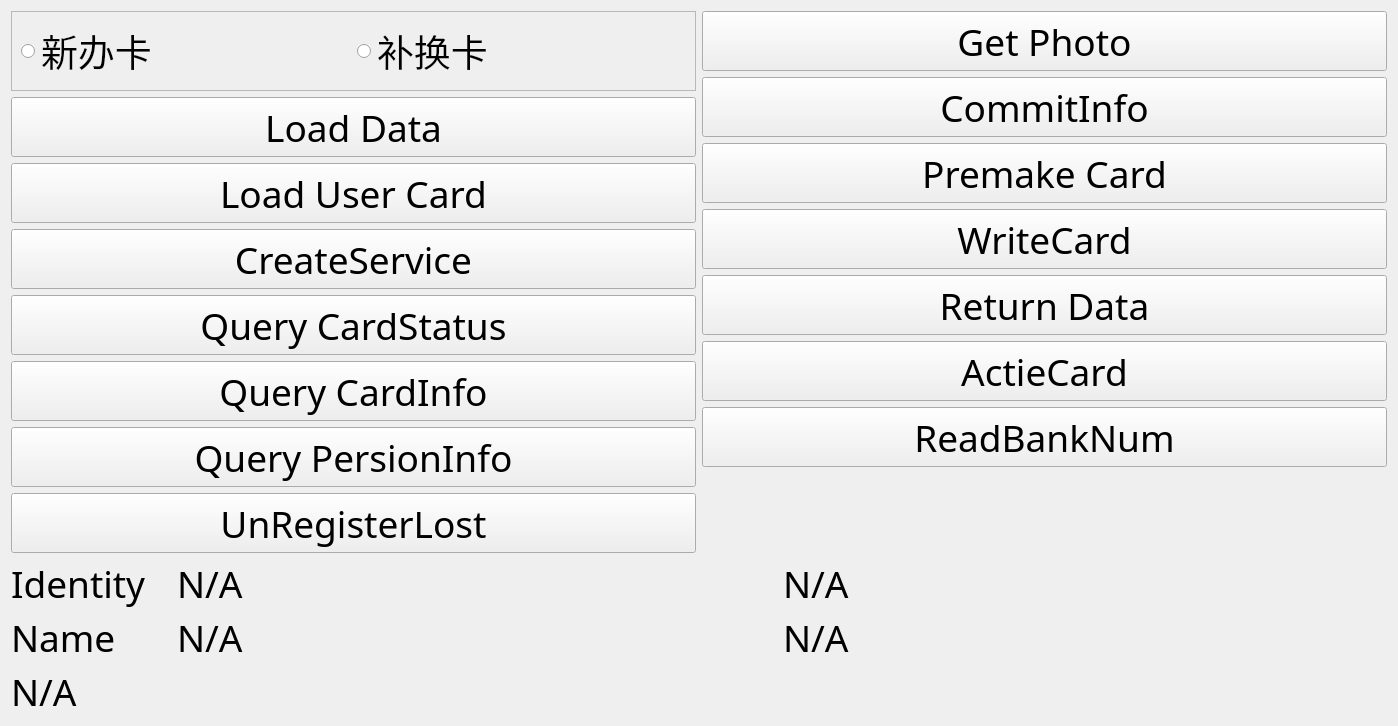
The window that SSCard_System/Sys_sscardservicet.ui (leithergit/SSCard_System) describes before a commit, drawn with Qt 5.
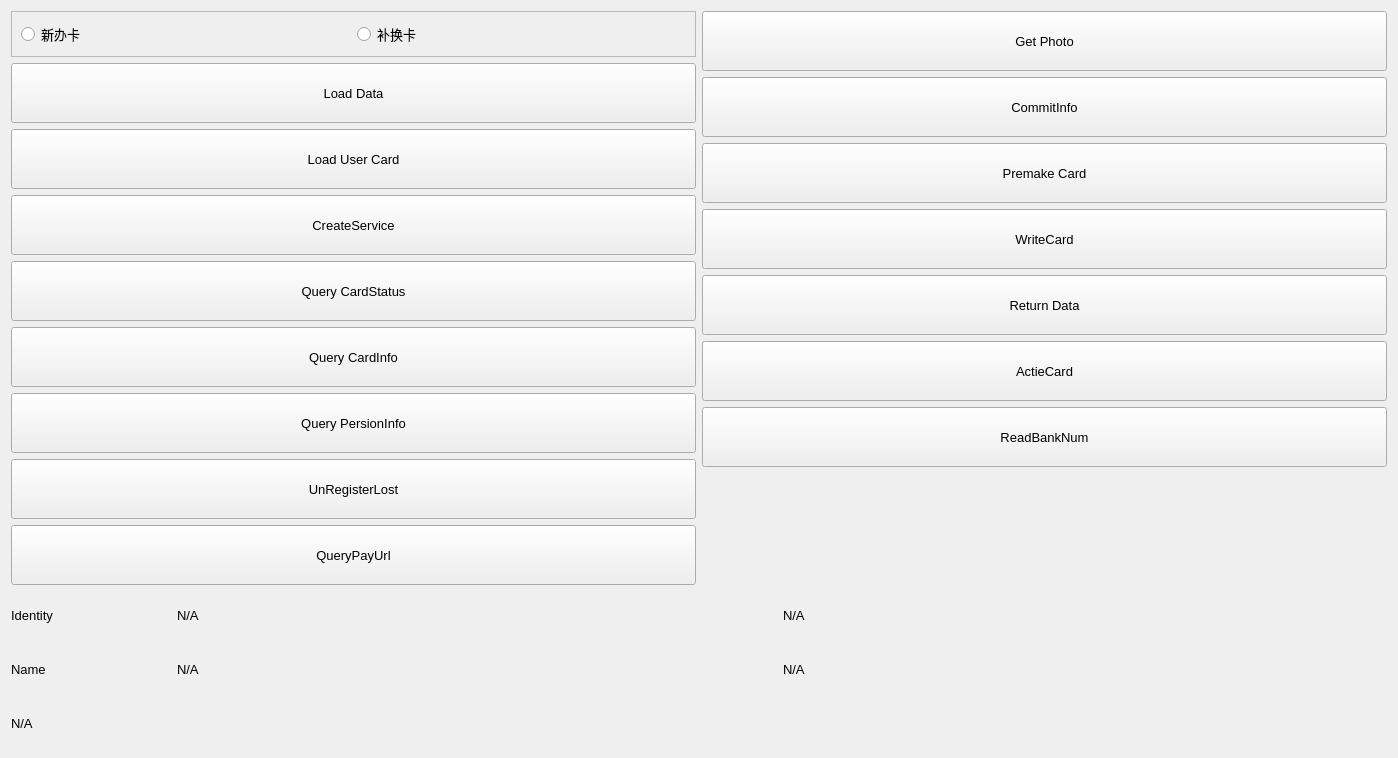
The same window after the commit.

Diff of the .ui file:
```diff
--- a/SSCard_System/Sys_sscardservicet.ui
+++ b/SSCard_System/Sys_sscardservicet.ui
@@ -31,8 +31,10 @@
            <widget class="QRadioButton" name="radioButton_New">
             <property name="font">
              <font>
-              <family>思源黑体 CN Medium</family>
-              <pointsize>28</pointsize>
+              <family>Segoe UI</family>
+              <pointsize>10</pointsize>
+              <italic>false</italic>
+              <bold>false</bold>
              </font>
             </property>
             <property name="text">
@@ -44,8 +46,10 @@
            <widget class="QRadioButton" name="radioButton_ReplaceCard">
             <property name="font">
              <font>
-              <family>思源黑体 CN Medium</family>
-              <pointsize>28</pointsize>
+              <family>Segoe UI</family>
+              <pointsize>10</pointsize>
+              <italic>false</italic>
+              <bold>false</bold>
              </font>
             </property>
             <property name="text">
@@ -66,8 +70,10 @@
          </property>
          <property name="font">
           <font>
-           <family>思源黑体 CN Normal</family>
-           <pointsize>28</pointsize>
+           <family>Segoe UI</family>
+           <pointsize>10</pointsize>
+           <italic>false</italic>
+           <bold>false</bold>
           </font>
          </property>
          <property name="text">
@@ -85,8 +91,10 @@
          </property>
          <property name="font">
           <font>
-           <family>思源黑体 CN Normal</family>
-           <pointsize>28</pointsize>
+           <family>Segoe UI</family>
+           <pointsize>10</pointsize>
+           <italic>false</italic>
+           <bold>false</bold>
           </font>
          </property>
          <property name="text">
@@ -104,8 +112,10 @@
          </property>
          <property name="font">
           <font>
-           <family>思源黑体 CN Normal</family>
-           <pointsize>28</pointsize>
+           <family>Segoe UI</family>
+           <pointsize>10</pointsize>
+           <italic>false</italic>
+           <bold>false</bold>
           </font>
          </property>
          <property name="text">
@@ -123,8 +133,10 @@
          </property>
          <property name="font">
           <font>
-           <family>思源黑体 CN Normal</family>
-           <pointsize>28</pointsize>
+           <family>Segoe UI</family>
+           <pointsize>10</pointsize>
+           <italic>false</italic>
+           <bold>false</bold>
           </font>
          </property>
          <property name="text">
@@ -142,8 +154,10 @@
          </property>
          <property name="font">
           <font>
-           <family>思源黑体 CN Normal</family>
-           <pointsize>28</pointsize>
+           <family>Segoe UI</family>
+           <pointsize>10</pointsize>
+           <italic>false</italic>
+           <bold>false</bold>
           </font>
          </property>
          <property name="text">
@@ -161,8 +175,10 @@
          </property>
          <property name="font">
           <font>
-           <family>思源黑体 CN Normal</family>
-           <pointsize>28</pointsize>
+           <family>Segoe UI</family>
+           <pointsize>10</pointsize>
+           <italic>false</italic>
+           <bold>false</bold>
           </font>
          </property>
          <property name="text">
@@ -180,8 +196,10 @@
          </property>
          <property name="font">
           <font>
-           <family>思源黑体 CN Normal</family>
-           <pointsize>28</pointsize>
+           <family>Segoe UI</family>
+           <pointsize>10</pointsize>
+           <italic>false</italic>
+           <bold>false</bold>
           </font>
          </property>
          <property name="text">
@@ -189,6 +207,27 @@
          </property>
         </widget>
        </item>
+       <item>
+        <widget class="QPushButton" name="pushButton_QueryPayUrl">
+         <property name="minimumSize">
+          <size>
+           <width>320</width>
+           <height>60</height>
+          </size>
+         </property>
+         <property name="font">
+          <font>
+           <family>Segoe UI</family>
+           <pointsize>10</pointsize>
+           <italic>false</italic>
+           <bold>false</bold>
+          </font>
+         </property>
+         <property name="text">
+          <string>QueryPayUrl</string>
+         </property>
+        </widget>
+       </item>
        <item>
         <spacer name="verticalSpacer_2">
          <property name="orientation">
@@ -216,8 +255,10 @@
          </property>
          <property name="font">
           <font>
-           <family>思源黑体 CN Normal</family>
-           <pointsize>28</pointsize>
+           <family>Segoe UI</family>
+           <pointsize>10</pointsize>
+           <italic>false</italic>
+           <bold>false</bold>
           </font>
          </property>
          <property name="text">
@@ -235,8 +276,10 @@
          </property>
          <property name="font">
           <font>
-           <family>思源黑体 CN Normal</family>
-           <pointsize>28</pointsize>
+           <family>Segoe UI</family>
+           <pointsize>10</pointsize>
+           <italic>false</italic>
+           <bold>false</bold>
           </font>
          </property>
          <property name="text">
@@ -254,8 +297,10 @@
          </property>
          <property name="font">
           <font>
-           <family>思源黑体 CN Normal</family>
-           <pointsize>28</pointsize>
+           <family>Segoe UI</family>
+           <pointsize>10</pointsize>
+           <italic>false</italic>
+           <bold>false</bold>
           </font>
          </property>
          <property name="text">
@@ -273,8 +318,10 @@
          </property>
          <property name="font">
           <font>
-           <family>思源黑体 CN Normal</family>
-           <pointsize>28</pointsize>
+           <family>Segoe UI</family>
+           <pointsize>10</pointsize>
+           <italic>false</italic>
+           <bold>false</bold>
           </font>
          </property>
          <property name="text">
@@ -292,8 +339,10 @@
          </property>
          <property name="font">
           <font>
-           <family>思源黑体 CN Normal</family>
-           <pointsize>28</pointsize>
+           <family>Segoe UI</family>
+           <pointsize>10</pointsize>
+           <italic>false</italic>
+           <bold>false</bold>
           </font>
          </property>
          <property name="text">
@@ -311,8 +360,10 @@
          </property>
          <property name="font">
           <font>
-           <family>思源黑体 CN Normal</family>
-           <pointsize>28</pointsize>
+           <family>Segoe UI</family>
+           <pointsize>10</pointsize>
+           <italic>false</italic>
+           <bold>false</bold>
           </font>
          </property>
          <property name="text">
@@ -330,8 +381,10 @@
          </property>
          <property name="font">
           <font>
-           <family>思源黑体 CN Normal</family>
-           <pointsize>28</pointsize>
+           <family>Segoe UI</family>
+           <pointsize>10</pointsize>
+           <italic>false</italic>
+           <bold>false</bold>
           </font>
          </property>
          <property name="text">
@@ -368,8 +421,10 @@
        </property>
        <property name="font">
         <font>
-         <family>思源黑体 CN Normal</family>
-         <pointsize>28</pointsize>
+         <family>Segoe UI</family>
+         <pointsize>10</pointsize>
+         <italic>false</italic>
+         <bold>false</bold>
         </font>
        </property>
        <property name="text">
@@ -387,8 +442,10 @@
        </property>
        <property name="font">
         <font>
-         <family>思源黑体 CN Normal</family>
-         <pointsize>28</pointsize>
+         <family>Segoe UI</family>
+         <pointsize>10</pointsize>
+         <italic>false</italic>
+         <bold>false</bold>
         </font>
        </property>
        <property name="styleSheet">
@@ -409,8 +466,10 @@
        </property>
        <property name="font">
         <font>
-         <family>思源黑体 CN Normal</family>
-         <pointsize>28</pointsize>
+         <family>Segoe UI</family>
+         <pointsize>10</pointsize>
+         <italic>false</italic>
+         <bold>false</bold>
         </font>
        </property>
        <property name="styleSheet">
@@ -448,8 +507,10 @@
        </property>
        <property name="font">
         <font>
-         <family>思源黑体 CN Normal</family>
-         <pointsize>28</pointsize>
+         <family>Segoe UI</family>
+         <pointsize>10</pointsize>
+         <italic>false</italic>
+         <bold>false</bold>
         </font>
        </property>
        <property name="text">
@@ -467,8 +528,10 @@
        </property>
        <property name="font">
         <font>
-         <family>思源黑体 CN Normal</family>
-         <pointsize>28</pointsize>
+         <family>Segoe UI</family>
+         <pointsize>10</pointsize>
+         <italic>false</italic>
+         <bold>false</bold>
         </font>
        </property>
        <property name="text">
@@ -486,8 +549,10 @@
        </property>
        <property name="font">
         <font>
-         <family>思源黑体 CN Normal</family>
-         <pointsize>28</pointsize>
+         <family>Segoe UI</family>
+         <pointsize>10</pointsize>
+         <italic>false</italic>
+         <bold>false</bold>
         </font>
        </property>
        <property name="text">
@@ -520,8 +585,10 @@
      </property>
      <property name="font">
       <font>
-       <family>思源黑体 CN Normal</family>
-       <pointsize>28</pointsize>
+       <family>Segoe UI</family>
+       <pointsize>10</pointsize>
+       <italic>false</italic>
+       <bold>false</bold>
       </font>
      </property>
      <property name="text">
```
